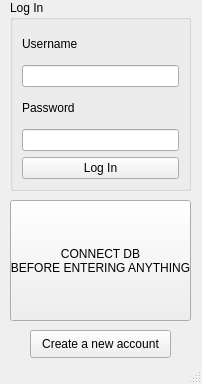
Old version of the form NETB380_ExpenseManager/ep_main.ui in the repository satanasov/NETB380.
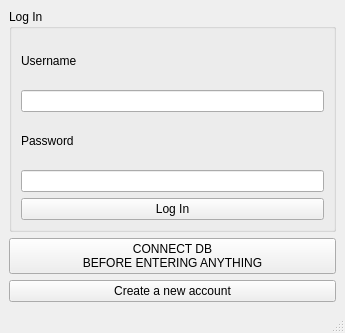
New version of the form.

Commit message:
added form layout
added form layout
test ommitng .pro.user file

Patch:
```diff
--- a/NETB380_ExpenseManager/ep_main.ui
+++ b/NETB380_ExpenseManager/ep_main.ui
@@ -6,23 +6,17 @@
    <rect>
     <x>0</x>
     <y>0</y>
-    <width>202</width>
-    <height>384</height>
+    <width>345</width>
+    <height>333</height>
    </rect>
   </property>
   <property name="windowTitle">
    <string>Expense Manager</string>
   </property>
   <widget class="QWidget" name="centralwidget">
+   <layout class="QVBoxLayout" name="verticalLayout">
+    <item>
    <widget class="QGroupBox" name="groupBoxLogIn">
-    <property name="geometry">
-     <rect>
-      <x>10</x>
-      <y>0</y>
-      <width>181</width>
-      <height>191</height>
-     </rect>
-    </property>
     <property name="title">
      <string>Log In</string>
     </property>
@@ -60,33 +54,23 @@
      </item>
     </layout>
    </widget>
+    </item>
+    <item>
    <widget class="QPushButton" name="pushButtonConnectDB">
-    <property name="geometry">
-     <rect>
-      <x>10</x>
-      <y>200</y>
-      <width>181</width>
-      <height>121</height>
-     </rect>
-    </property>
     <property name="text">
      <string>CONNECT DB 
 BEFORE ENTERING ANYTHING</string>
     </property>
    </widget>
+    </item>
+    <item>
    <widget class="QPushButton" name="pushButtonCreateNewAccount">
-    <property name="geometry">
-     <rect>
-      <x>30</x>
-      <y>330</y>
-      <width>141</width>
-      <height>28</height>
-     </rect>
-    </property>
     <property name="text">
      <string>Create a new account</string>
     </property>
    </widget>
+    </item>
+   </layout>
   </widget>
   <widget class="QMenuBar" name="menubar">
    <property name="geometry">
```
Left out of the diff: 2 changed lines with no effect on the pictures. Lines whose indentation alone changed are shown as unchanged. The commit also changes 2 other files.
